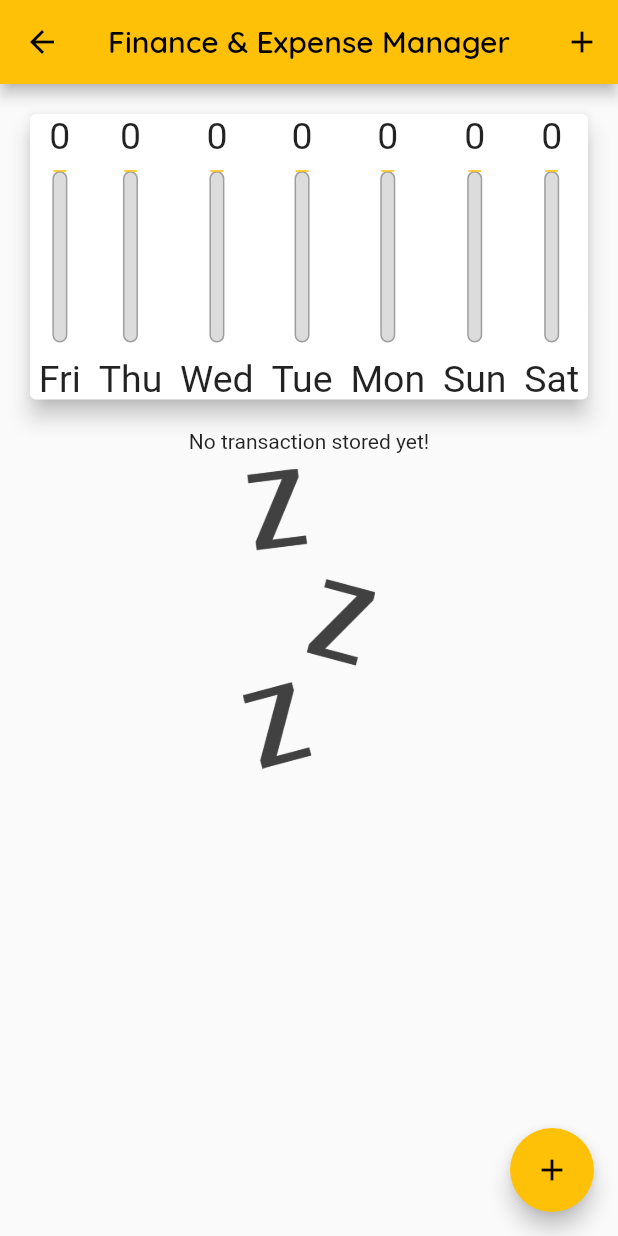
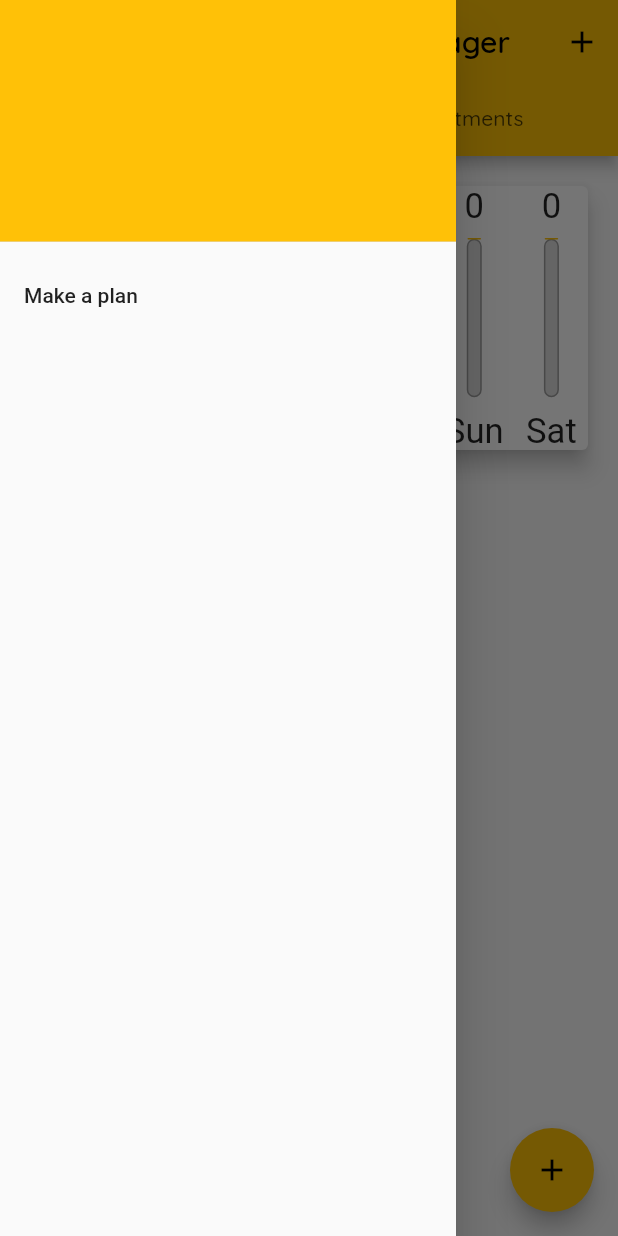
Before and after one commit to abhinavmishra-0302/expenses_and_finances_app, a Flutter app: the MyHomePage screen opened directly, with the side drawer open (before the commit the screen has no drawer), on a phone screen of 412 x 824 dp. Run offline on Flutter 3.47's test engine with Material 2 defaults, Android fonts, the phone set to English and light mode, and no system bars; our stand-ins replace firebase_auth, firebase_core, firebase_database, fluttertoast; accounts and stored records are empty.

Commit message:
ui added

```diff
--- a/lib/models/transaction.dart
+++ b/lib/models/transaction.dart
@@ -1,8 +1,8 @@
-class Transaction{
+class Transactions{
   final String id;
   final String title;
   final double valueOfTxn;
   final DateTime dateOfTxn;
 
-  Transaction(this.id, this.title, this.valueOfTxn, this.dateOfTxn);
+  Transactions(this.id, this.title, this.valueOfTxn, this.dateOfTxn);
 }
--- a/lib/pages/home_page.dart
+++ b/lib/pages/home_page.dart
@@ -1,4 +1,8 @@
+import 'package:expenses_and_finances/pages/make_plan.dart';
+import 'package:firebase_auth/firebase_auth.dart';
+import 'package:firebase_database/firebase_database.dart';
 import 'package:flutter/material.dart';
+import 'package:intl/intl.dart';
 
 import '../models/transaction.dart';
 import '../widgets/chart.dart';
@@ -16,11 +20,30 @@ class _MyHomePageState extends State<MyHomePage> {
   final titleController = TextEditingController();
   final amountController = TextEditingController();
 
-  final List<Transaction> _userTransactions = [];
+  final user = FirebaseAuth.instance.currentUser;
+  DatabaseReference reference = FirebaseDatabase.instance.ref();
 
-  void _addNewTransaction(String title, double amount, DateTime _txnDate) {
-    final newTxn =
-    Transaction(DateTime.now().toString(), title, amount, _txnDate);
+  List<Transactions> _userTransactions = [];
+
+  _MyHomePageState() {
+    reference.child(user!.uid).onValue.listen((event) {
+      setState(() {
+        _userTransactions = [];
+        for (DataSnapshot snapshot in event.snapshot.children) {
+          _userTransactions.add(Transactions(
+              snapshot.key.toString(),
+              snapshot.child("txnName").value.toString(),
+              double.parse(snapshot.child("txnAmount").value.toString()),
+              DateFormat("MMM dd, yyyy")
+                  .parse(snapshot.child("txnDate").value.toString())));
+        }
+      });
+    });
+  }
+
+  void _addNewTransaction(
+      String id, String title, double amount, DateTime _txnDate) {
+    final newTxn = Transactions(id, title, amount, _txnDate);
     setState(() {
       _userTransactions.add(newTxn);
     });
@@ -34,7 +57,7 @@ class _MyHomePageState extends State<MyHomePage> {
         });
   }
 
-  List<Transaction> get _recentTransaction {
+  List<Transactions> get _recentTransaction {
     return _userTransactions.where((tx) {
       return tx.dateOfTxn.isAfter(
         DateTime.now().subtract(Duration(days: 7)),
@@ -46,6 +69,16 @@ class _MyHomePageState extends State<MyHomePage> {
   Widget build(BuildContext context) {
     final appBar = AppBar(
       title: const Text("Finance & Expense Manager"),
+      bottom: TabBar(
+        tabs: [
+          Tab(
+            text: "Expenses",
+          ),
+          Tab(
+            text: "Investments",
+          ),
+        ],
+      ),
       actions: [
         IconButton(
           onPressed: () {
@@ -55,9 +88,36 @@ class _MyHomePageState extends State<MyHomePage> {
         )
       ],
     );
-    return Scaffold(
+    return DefaultTabController(
+      length: 3,
+      child: Scaffold(
         appBar: appBar,
-      body: SingleChildScrollView(
+        drawer: Drawer(
+          child: ListView(
+            padding: EdgeInsets.zero,
+            children: [
+              DrawerHeader(
+                  decoration:
+                      BoxDecoration(color: Theme.of(context).primaryColor),
+                  child: Column(
+                      mainAxisAlignment: MainAxisAlignment.end,
+                      crossAxisAlignment: CrossAxisAlignment.start,
+                      children: [Text(user!.phoneNumber as String)])),
+              ListTile(
+                title: Text("Make a plan"),
+                onTap: () {
+                  Navigator.of(context).pop();
+                  Navigator.push(context, MaterialPageRoute(builder: (_) {
+                    return MakePlanPage();
+                  }));
+                },
+              )
+            ],
+          ),
+        ),
+        body: TabBarView(
+          children: [
+            SingleChildScrollView(
                 child: Column(
               mainAxisAlignment: MainAxisAlignment.start,
               crossAxisAlignment: CrossAxisAlignment.center,
@@ -76,6 +136,9 @@ class _MyHomePageState extends State<MyHomePage> {
                     child: TransactionList(_userTransactions)),
               ],
             )),
+            Center(child: Text("Investments")),
+          ],
+        ),
         floatingActionButtonLocation: FloatingActionButtonLocation.endFloat,
         floatingActionButton: FloatingActionButton(
           child: Icon(
@@ -85,6 +148,7 @@ class _MyHomePageState extends State<MyHomePage> {
             _startAddNewTransaction(context);
           },
         ),
+      ),
     );
   }
 }
--- a/lib/pages/login_page.dart
+++ b/lib/pages/login_page.dart
@@ -52,6 +52,7 @@ class _LoginPageState extends State<LoginPage> {
     auth.signInWithCredential(credential).whenComplete(() {
       Fluttertoast.showToast(msg: "Sign in successful");
       Navigator.push(context, MaterialPageRoute(builder: (context) {
+        Navigator.of(context).pop();
         return MyHomePage();
       }));
     });
--- /dev/null
+++ b/lib/pages/make_plan.dart
@@ -0,0 +1,15 @@
+import 'package:flutter/material.dart';
+
+class MakePlanPage extends StatelessWidget {
+  const MakePlanPage({Key? key}) : super(key: key);
+
+  @override
+  Widget build(BuildContext context) {
+    return Scaffold(
+      appBar: AppBar(
+        title: Text("Make a plan"),
+      ),
+      body: Center(child: Text("Make a plan")),
+    );
+  }
+}
--- a/lib/widgets/chart.dart
+++ b/lib/widgets/chart.dart
@@ -4,7 +4,7 @@ import 'package:flutter/material.dart';
 import 'package:intl/intl.dart';
 
 class Chart extends StatelessWidget {
-  final List<Transaction> _recentTransaction;
+  final List<Transactions> _recentTransaction;
 
   Chart(this._recentTransaction);
 
--- a/lib/widgets/transaction_list.dart
+++ b/lib/widgets/transaction_list.dart
@@ -1,10 +1,14 @@
+import 'dart:async';
+
+import 'package:firebase_auth/firebase_auth.dart';
+import 'package:firebase_database/firebase_database.dart';
 import 'package:flutter/material.dart';
 import 'package:intl/intl.dart';
 
 import '../models/transaction.dart';
 
 class TransactionList extends StatelessWidget {
-  final List<Transaction> _userTransactions;
+  final List<Transactions> _userTransactions;
 
   TransactionList(this._userTransactions);
 
@@ -45,10 +49,9 @@ class TransactionList extends StatelessWidget {
                             width: 2,
                           )),
                           child: Text(
-                            "₹ " +
-                                _userTransactions[index]
+                            "₹ ${_userTransactions[index]
                                     .valueOfTxn
-                                    .toStringAsFixed(1),
+                                    .toStringAsFixed(1)}",
                             style: TextStyle(
                               fontWeight: FontWeight.bold,
                               fontSize: 20,
--- a/pubspec.yaml
+++ b/pubspec.yaml
@@ -35,6 +35,7 @@ dependencies:
   intl: ^0.17.0
   firebase_core: ^2.4.0
   firebase_auth: ^4.2.1
+  firebase_database: ^10.0.7
   fluttertoast: ^8.1.1
 
   # The following adds the Cupertino Icons font to your application.
```
Also changed, not shown: lib/widgets/new_transaction.dart (+27 -7 lines), pubspec.lock, 1 other file. Lines whose indentation alone changed are shown as unchanged.
